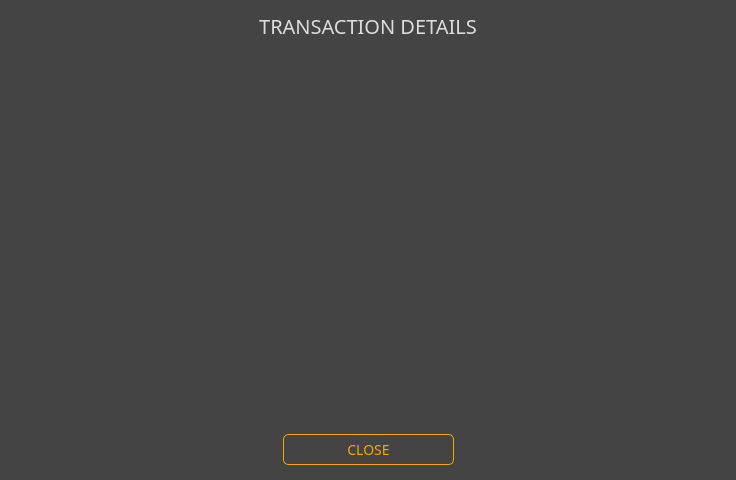
ConcealNetwork/conceal-desktop, file src/gui/ui/transactiondetailsdialog.ui: the form before one commit.
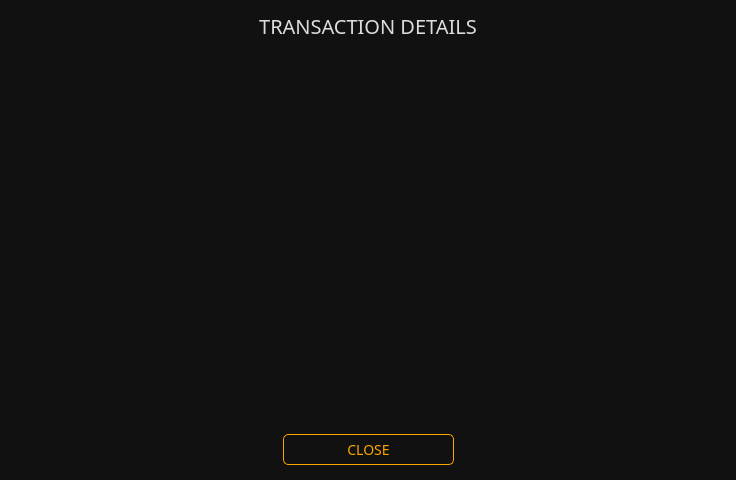
The form after the commit.

The edit to the form file:
```diff
--- a/src/gui/ui/transactiondetailsdialog.ui
+++ b/src/gui/ui/transactiondetailsdialog.ui
@@ -14,7 +14,7 @@
    <string>Transaction details</string>
   </property>
   <property name="styleSheet">
-   <string notr="true">background-color: #444;
+   <string notr="true">background-color: #111;
 border: 0px;
 color: #ddd;
 font-family: 'Raleway';</string>
```
